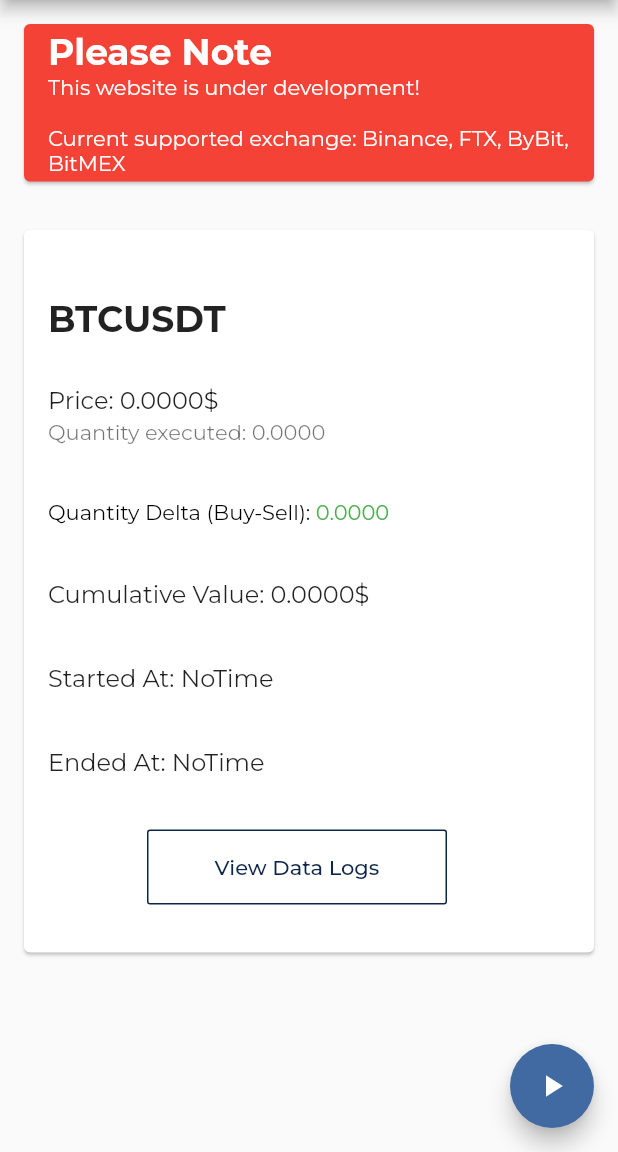
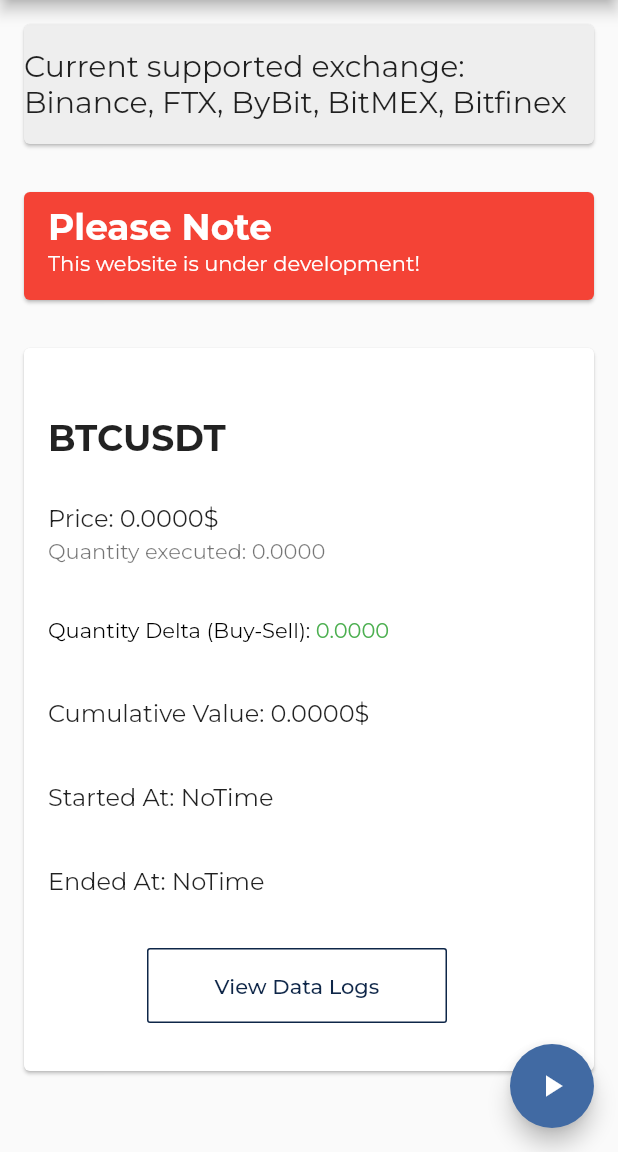
Before and after one commit to michelelacorte/whalert, a Flutter app: the screen it shows after launch, on a phone screen of 412 x 824 dp, the part 84-1236 px from its top. Run offline on Flutter 3.47's test engine with Material 2 defaults, Android fonts, the phone set to English and light mode, and no system bars; our stand-ins replace audioplayers, csv, google_fonts, yaml; missing offline and left inert: clipboard, universal_html.

```diff
--- a/lib/main.dart
+++ b/lib/main.dart
@@ -1,3 +1,5 @@
+import 'dart:convert';
+
 import 'package:audioplayers/audioplayers.dart';
 import 'package:flutter/cupertino.dart';
 import 'package:flutter/material.dart';
@@ -487,6 +489,19 @@ class _TradeHomePageState extends State<TradeHomePage> {
         children: [
           Card(
             margin: EdgeInsets.all(16),
+            color: Colors.grey[200],
+            child: Column(
+              mainAxisSize: MainAxisSize.min,
+              children: [
+                SizedBox(height: 16),
+                Text('Current supported exchange: Binance, FTX, ByBit, BitMEX, Bitfinex',
+                style: TextStyle(fontSize: 20)),
+                SizedBox(height: 16),
+              ],
+            ),
+          ),
+          Card(
+            margin: EdgeInsets.all(16),
             color: Colors.red,
             child: Column(
               mainAxisSize: MainAxisSize.min,
@@ -498,7 +513,7 @@ class _TradeHomePageState extends State<TradeHomePage> {
                             fontSize: 24,
                             color: Colors.white)),
                     subtitle: Text(
-                        'This website is under development!\n\nCurrent supported exchange: Binance, FTX, ByBit, BitMEX',
+                        'This website is under development!',
                         style: TextStyle(color: Colors.white))),
               ],
             ),
```
Also changed, not shown: lib/models/trades/bitfinex_trade.dart (+8 -7 lines).
